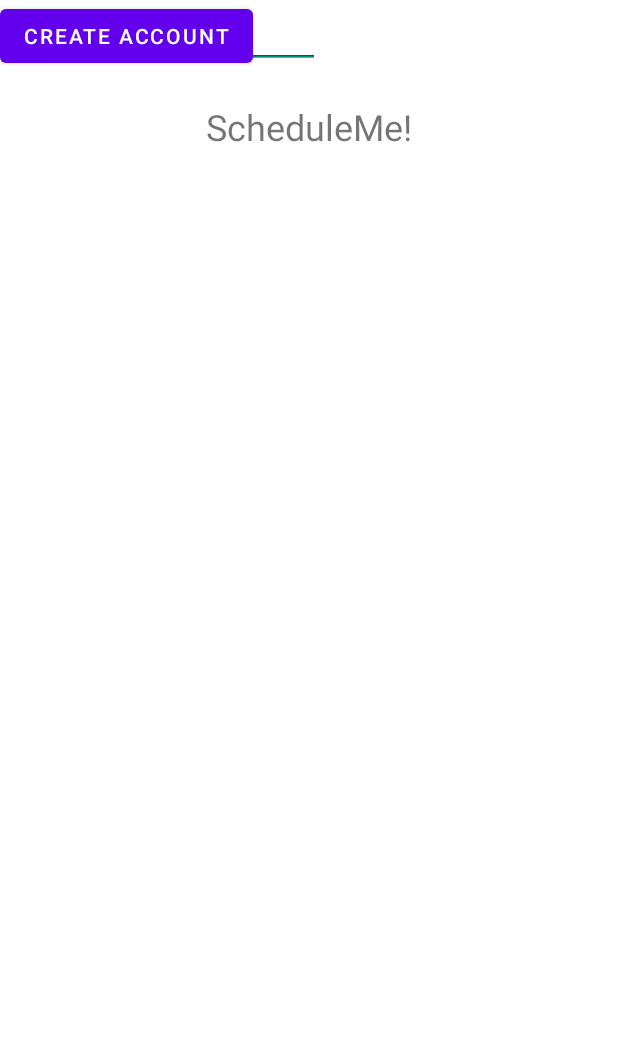
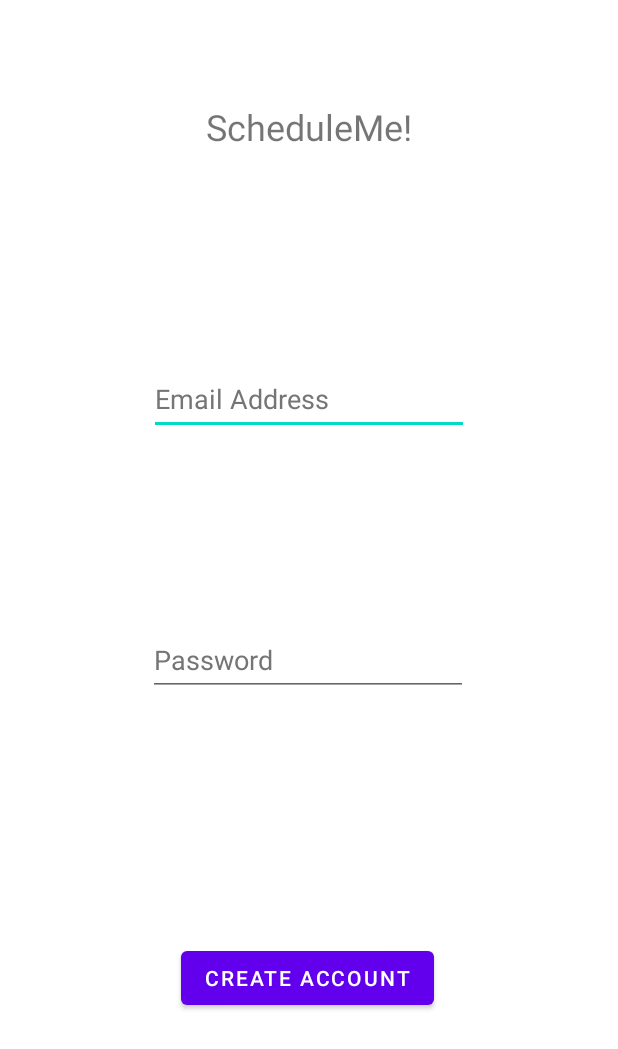
Before and after one commit to owenfab/GroupBSchedulingSoftwareSEFall2022, an Android app: the layout new_user_page.xml on its own in the app's theme, with its tools: preview values and no code run, on a phone screen of 412 x 824 dp. Shown: the top 1049 px of the screen. Run offline under Robolectric (Android 15) with nearby library versions, the phone set to English and light mode, and no system bars.

Commit message:
Fix XMLs.

```diff
--- a/app/src/main/res/layout/new_user_page.xml
+++ b/app/src/main/res/layout/new_user_page.xml
@@ -23,26 +23,39 @@
       android:layout_width="wrap_content"
       android:layout_height="wrap_content"
       android:ems="10"
-        android:hint="Email Address"
+      android:hint="@string/email_address"
       android:inputType="textEmailAddress"
-        tools:layout_editor_absoluteX="95dp"
-        tools:layout_editor_absoluteY="214dp" />
+      android:minHeight="48dp"
+      android:textColorHint="#757575"
+      app:layout_constraintBottom_toTopOf="@+id/editTextTextPassword2"
+      app:layout_constraintEnd_toEndOf="parent"
+      app:layout_constraintStart_toStartOf="parent"
+      app:layout_constraintTop_toBottomOf="@+id/textView2"
+      android:autofillHints="" />
 
     <EditText
       android:id="@+id/editTextTextPassword2"
       android:layout_width="wrap_content"
       android:layout_height="wrap_content"
+      android:layout_marginBottom="164dp"
       android:ems="10"
       android:hint="Password"
       android:inputType="textPassword"
-        tools:layout_editor_absoluteX="95dp"
-        tools:layout_editor_absoluteY="273dp" />
-
+      android:minHeight="48dp"
+      android:textColorHint="#757575"
+      app:layout_constraintBottom_toTopOf="@+id/createacc_id"
+      app:layout_constraintEnd_toEndOf="parent"
+      app:layout_constraintHorizontal_bias="0.497"
+      app:layout_constraintStart_toStartOf="parent"
+      android:autofillHints="" />
     <Button
       android:id="@+id/createacc_id"
       android:layout_width="wrap_content"
       android:layout_height="wrap_content"
-        android:text="Create account"
-        tools:layout_editor_absoluteX="120dp"
-        tools:layout_editor_absoluteY="389dp" />
+      android:layout_marginBottom="148dp"
+      android:text="@string/create_account"
+      app:layout_constraintBottom_toBottomOf="parent"
+      app:layout_constraintEnd_toEndOf="parent"
+      app:layout_constraintHorizontal_bias="0.497"
+      app:layout_constraintStart_toStartOf="parent" />
 </androidx.constraintlayout.widget.ConstraintLayout>
--- a/app/src/main/res/values/strings.xml
+++ b/app/src/main/res/values/strings.xml
@@ -16,4 +16,6 @@
   <string name="scheduleme">ScheduleMe!</string>
   <string name="create">Create</string>
   <string name="create_event">Create Event</string>
+  <string name="email_address">Email Address</string>
+  <string name="create_account">Create account</string>
 </resources>
```
Lines whose indentation alone changed are shown as unchanged.
